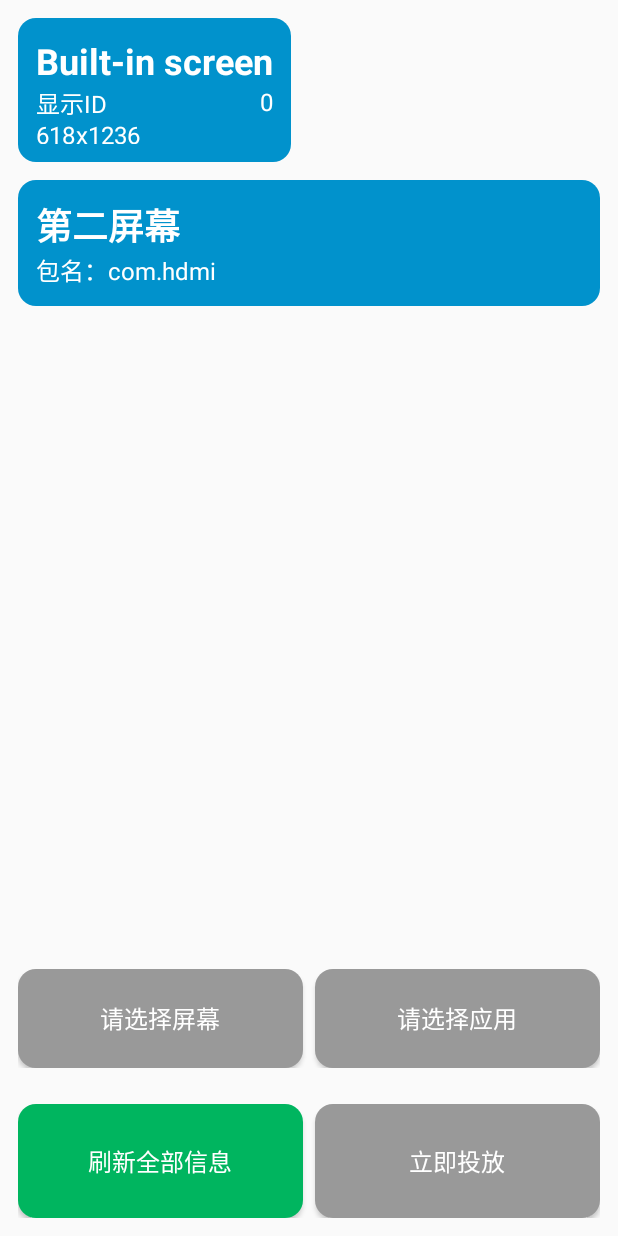
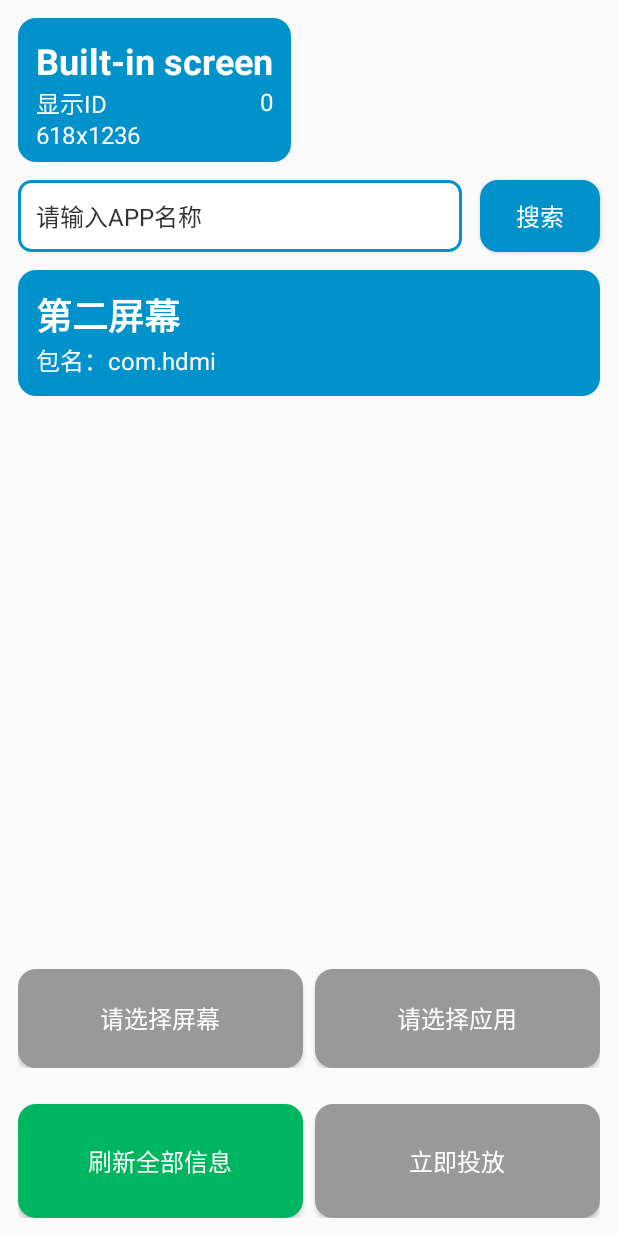
Before and after one commit to zb2947244682/SecondScreen, an Android app: the screen it shows after launch (MainActivity), on a phone screen of 412 x 824 dp. Run offline under Robolectric (Android 15) with nearby library versions, the phone set to English and light mode, and no system bars.

Commit message:
午饭可耻

```diff
--- /dev/null
+++ b/app/src/main/res/drawable/edittext_background.xml
@@ -0,0 +1,16 @@
+<selector xmlns:android="http://schemas.android.com/apk/res/android">
+    <item android:state_focused="true">
+        <shape android:shape="rectangle">
+            <solid android:color="#FFFFFF"/>
+            <corners android:radius="8dp"/>
+            <stroke android:width="2dp" android:color="#0192cc"/>
+        </shape>
+    </item>
+    <item>
+        <shape android:shape="rectangle">
+            <solid android:color="#FFFFFF"/>
+            <corners android:radius="8dp"/>
+            <stroke android:width="1dp" android:color="#CCCCCC"/>
+        </shape>
+    </item>
+</selector>
--- a/app/src/main/res/layout/activity_main.xml
+++ b/app/src/main/res/layout/activity_main.xml
@@ -23,12 +23,47 @@
 
     </HorizontalScrollView>
 
+    <EditText
+        android:id="@+id/searchText"
+        android:layout_width="wrap_content"
+        android:layout_height="wrap_content"
+        android:layout_below="@id/hsv"
+        android:layout_alignParentLeft="true"
+        android:layout_marginLeft="12dp"
+        android:layout_marginRight="12dp"
+        android:layout_toLeftOf="@id/btnSearch"
+        android:background="@drawable/edittext_background"
+        android:drawablePadding="8dp"
+        android:ems="10"
+        android:hint="请输入名字"
+        android:inputType="text"
+        android:padding="12dp"
+        android:text="请输入APP名称"
+        android:textColor="#333333"
+        android:textSize="16sp" />
+
+
+    <Button
+        android:id="@+id/btnSearch"
+        android:layout_width="80dp"
+        android:layout_height="wrap_content"
+        android:layout_alignTop="@id/searchText"
+        android:layout_alignBottom="@id/searchText"
+        android:layout_alignParentRight="true"
+        android:layout_marginRight="12dp"
+        android:background="@drawable/rounded_button_primary"
+        android:text="搜索"
+        android:textColor="@color/white"
+        android:textSize="16sp" />
+
+
     <ScrollView
         android:id="@+id/sv"
         android:layout_width="match_parent"
         android:layout_height="match_parent"
         android:layout_above="@id/ll1"
-        android:layout_below="@id/hsv">
+        android:layout_below="@id/searchText"
+        android:layout_marginTop="12dp">
 
         <LinearLayout
             android:id="@+id/app_ll"
```
